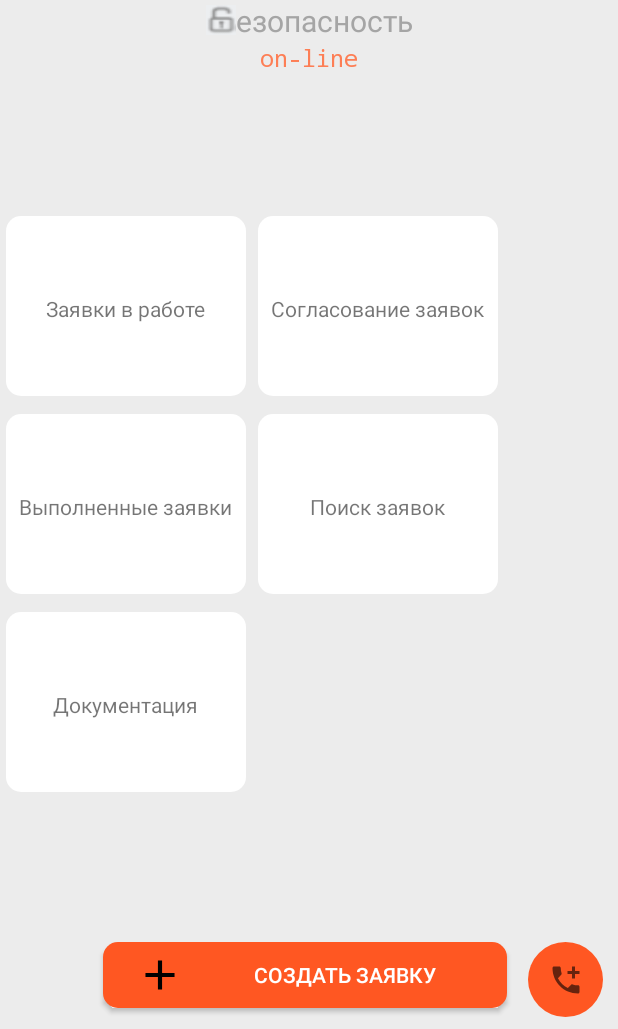
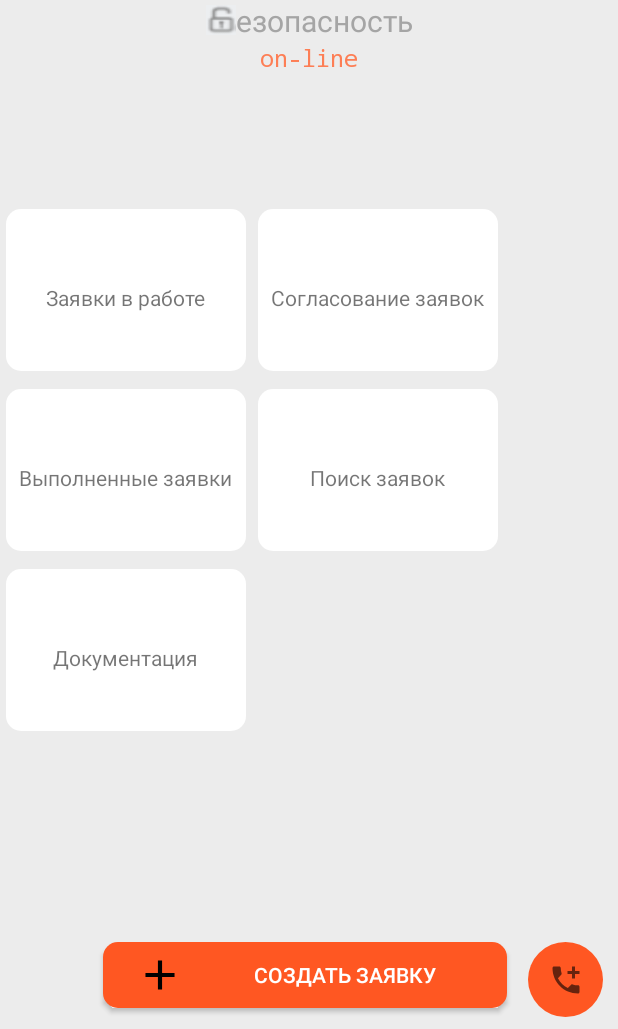
Before and after one commit to inkognito287/TestChallange, an Android app: the screen it shows after launch (MainActivity), on a phone screen of 412 x 824 dp, the part 207-1236 px from its top. Run offline under Robolectric (Android 15) with nearby library versions, the phone set to English and light mode, and no system bars; our stand-ins replace CircleImageView, FlexboxLayout, data binding; 1 statement that could not run was skipped.

Commit message:
good flexible

```diff
--- a/app/src/main/res/layout/activity_main.xml
+++ b/app/src/main/res/layout/activity_main.xml
@@ -26,12 +26,12 @@
 
             <com.google.android.flexbox.FlexboxLayout
                 android:layout_width="wrap_content"
-                android:layout_height="wrap_content"
-
-
-                app:alignContent="flex_start"
+                android:layout_height="match_parent"
+                app:alignContent="stretch"
                 app:alignItems="stretch"
+                app:flexDirection="row"
                 app:flexWrap="wrap"
+                app:justifyContent="flex_start"
                 app:layout_constraintBottom_toBottomOf="parent"
                 app:layout_constraintEnd_toEndOf="parent"
                 app:layout_constraintStart_toStartOf="parent"
@@ -39,41 +39,98 @@
 
                 <include
                     layout="@layout/item_for_main_recycler"
-                    app:layout_flexGrow="1"
+                    android:layout_width="168dp"
+                    android:layout_height="120dp"
+                    android:gravity="center"
+                    android:maxWidth="459495dp"
+                    android:maxHeight="459495dp"
+                    android:minWidth="168dp"
+                    android:minHeight="-1dp"
+                    android:text="30"
+                    app:layout_alignSelf="stretch"
+                    app:layout_flexShrink="1"
+                    app:layout_order="1"
+
                     app:name="@{information.title[0]}"
-                    app:vari="@{information.imgId[0]}"
-                    tools:layout_editor_absoluteX="5dp" />
+                    app:vari="@{information.imgId[0]}" />
 
                 <include
                     layout="@layout/item_for_main_recycler"
+                    android:layout_width="168dp"
+                    android:layout_height="120dp"
+                    android:gravity="center"
+                    android:maxWidth="459495dp"
+                    android:maxHeight="459495dp"
+                    android:minWidth="-1dp"
+                    android:minHeight="-1dp"
+                    android:text="30"
+                    app:layout_alignSelf="stretch"
+                    app:layout_flexShrink="1"
+                    app:layout_order="1"
 
-                    app:layout_flexGrow="1"
                     app:name="@{information.title[1]}"
-                    app:vari="@{information.imgId[1]}"
-                    tools:layout_editor_absoluteX="5dp" />
+                    app:vari="@{information.imgId[1]}" />
 
                 <include
                     layout="@layout/item_for_main_recycler"
+                    android:layout_width="168dp"
+                    android:layout_height="120dp"
+                    android:gravity="center"
+                    android:maxWidth="459495dp"
+                    android:maxHeight="459495dp"
 
-                    app:layout_flexGrow="1"
+                    android:minWidth="-1dp"
+
+                    android:minHeight="-1dp"
+                    android:text="30"
+                    app:layout_alignSelf="stretch"
+                    app:layout_flexShrink="1"
+                    app:layout_order="1"
+
                     app:name="@{information.title[2]}"
-                    app:vari="@{information.imgId[2]}"
-                    tools:layout_editor_absoluteX="5dp" />
+                    app:vari="@{information.imgId[2]}" />
 
                 <include
                     layout="@layout/item_for_main_recycler"
-                    app:layout_flexGrow="1"
+                    android:layout_width="168dp"
+                    android:layout_height="120dp"
+
+                    android:gravity="center"
+                    android:maxWidth="459495dp"
+                    android:maxHeight="459495dp"
+                    android:minWidth="-1dp"
+
+                    android:minHeight="-1dp"
+                    android:text="30"
+                    app:layout_alignSelf="stretch"
+                    app:layout_flexShrink="1"
+                    app:layout_order="1"
+
                     app:name="@{information.title[3]}"
-                    app:vari="@{information.imgId[3]}"
-                    tools:layout_editor_absoluteX="5dp" />
+                    app:vari="@{information.imgId[3]}" />
 
                 <include
                     layout="@layout/item_for_main_recycler"
-                    app:layout_flexGrow="1"
+                    android:layout_width="168dp"
+                    android:layout_height="120dp"
+
+                    android:gravity="center"
+                    android:maxWidth="459495dp"
+                    android:maxHeight="459495dp"
+                    android:minWidth="-1dp"
+                    android:minHeight="-1dp"
+                    android:text="30"
+                    app:layout_alignSelf="stretch"
+                    app:layout_flexShrink="1"
+                    app:layout_order="1"
+
                     app:name="@{information.title[4]}"
-                    app:vari="@{information.imgId[4]}"
-                    tools:layout_editor_absoluteX="5dp" />
+                    app:vari="@{information.imgId[4]}" />
+
+
             </com.google.android.flexbox.FlexboxLayout>
+
+
         </androidx.constraintlayout.widget.ConstraintLayout>
 
         <ImageButton
--- a/app/src/main/res/layout/activity_second.xml
+++ b/app/src/main/res/layout/activity_second.xml
@@ -85,7 +85,7 @@
 
         <androidx.recyclerview.widget.RecyclerView
             android:id="@+id/rcView"
-            android:layout_width="401dp"
+            android:layout_width="match_parent"
             android:layout_height="47dp"
             android:layout_marginStart="1dp"
             android:layout_marginLeft="1dp"
--- a/app/src/main/res/layout/activity_splash_screen.xml
+++ b/app/src/main/res/layout/activity_splash_screen.xml
@@ -4,6 +4,7 @@
     xmlns:tools="http://schemas.android.com/tools"
     android:layout_width="match_parent"
     android:layout_height="match_parent"
+    android:background="@drawable/splashscreen"
     tools:context=".splashScreen">
 
 </androidx.constraintlayout.widget.ConstraintLayout>
--- a/app/src/main/res/layout/item_for_main_recycler.xml
+++ b/app/src/main/res/layout/item_for_main_recycler.xml
@@ -23,8 +23,8 @@
 
         <View
             android:id="@+id/view"
-            android:layout_width="168dp"
-            android:layout_height="132dp"
+            android:layout_width="match_parent"
+            android:layout_height="match_parent"
 
             android:background="@drawable/viewcircle"
             app:layout_constraintEnd_toEndOf="parent"
@@ -49,9 +49,8 @@
             android:layout_marginTop="12dp"
             android:text="@{name}"
             app:layout_constraintBottom_toBottomOf="@+id/view"
-            app:layout_constraintEnd_toEndOf="@+id/view"
-            app:layout_constraintHorizontal_bias="0.496"
-            app:layout_constraintStart_toStartOf="@+id/view"
+            app:layout_constraintEnd_toEndOf="@+id/imageView"
+            app:layout_constraintStart_toStartOf="@+id/imageView"
             app:layout_constraintTop_toBottomOf="@+id/imageView"
             app:layout_constraintVertical_bias="0.2" />
     </androidx.constraintlayout.widget.ConstraintLayout>
--- a/app/src/main/res/layout/rc_item.xml
+++ b/app/src/main/res/layout/rc_item.xml
@@ -7,7 +7,7 @@
 
     <androidx.cardview.widget.CardView
         android:layout_width="match_parent"
-        android:layout_height="wrap_content"
+        android:layout_height="0dp"
         app:cardBackgroundColor="#FFD8D8D8"
         app:layout_constraintEnd_toEndOf="parent"
         app:layout_constraintStart_toStartOf="parent"
```
